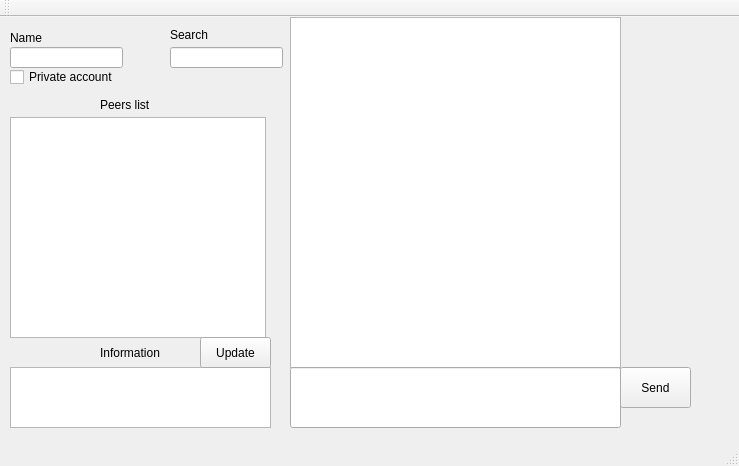
Old version of the form Client/clientwindow.ui in the repository ToshUxanoff/P2P-Chat.
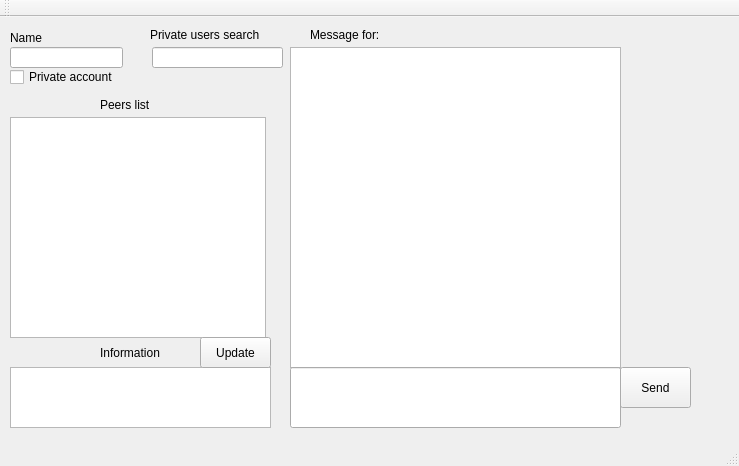
New version of the form.

Patch:
```diff
--- a/Client/clientwindow.ui
+++ b/Client/clientwindow.ui
@@ -17,9 +17,9 @@
    <widget class="QLineEdit" name="SearchLine">
     <property name="geometry">
      <rect>
-      <x>170</x>
+      <x>152</x>
       <y>30</y>
-      <width>113</width>
+      <width>131</width>
       <height>21</height>
      </rect>
     </property>
@@ -66,23 +66,23 @@
    <widget class="QLabel" name="label_2">
     <property name="geometry">
      <rect>
-      <x>170</x>
+      <x>150</x>
       <y>10</y>
-      <width>60</width>
+      <width>131</width>
       <height>16</height>
      </rect>
     </property>
     <property name="text">
-     <string>Search</string>
+     <string>Private users search</string>
     </property>
    </widget>
    <widget class="QTextBrowser" name="MsgBrowser">
     <property name="geometry">
      <rect>
       <x>290</x>
-      <y>0</y>
+      <y>30</y>
       <width>331</width>
-      <height>351</height>
+      <height>321</height>
      </rect>
     </property>
    </widget>
@@ -171,6 +171,32 @@
      <string>Update</string>
     </property>
    </widget>
+   <widget class="QLabel" name="label">
+    <property name="geometry">
+     <rect>
+      <x>310</x>
+      <y>10</y>
+      <width>101</width>
+      <height>16</height>
+     </rect>
+    </property>
+    <property name="text">
+     <string>Message for:</string>
+    </property>
+   </widget>
+   <widget class="QLabel" name="DestName">
+    <property name="geometry">
+     <rect>
+      <x>400</x>
+      <y>10</y>
+      <width>60</width>
+      <height>16</height>
+     </rect>
+    </property>
+    <property name="text">
+     <string/>
+    </property>
+   </widget>
   </widget>
   <widget class="QMenuBar" name="menuBar">
    <property name="geometry">
```
